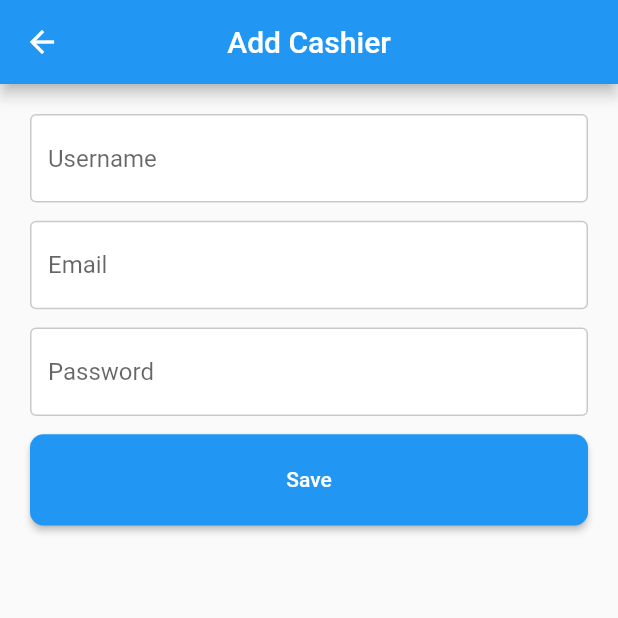
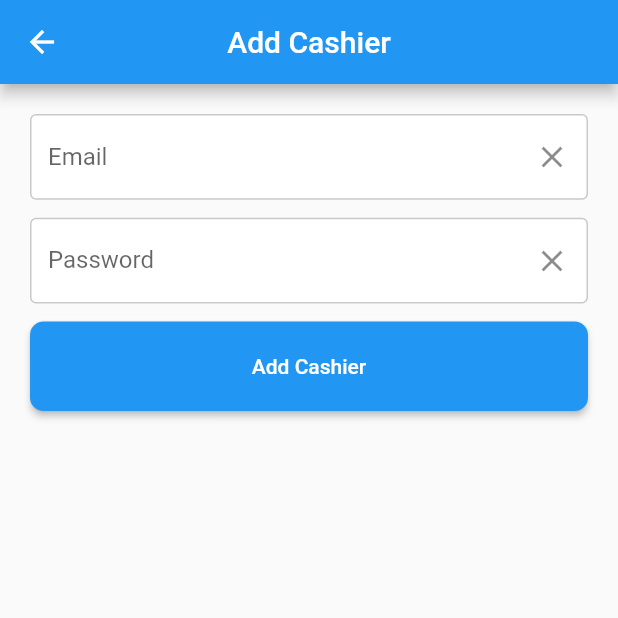
Before and after one commit to AlghifariRaspati/proj-ujikom-getx, a Flutter app: the AddCashierView screen opened by its route, on a phone screen of 412 x 824 dp, the top half of it. Run offline on Flutter 3.47's test engine with Material 2 defaults, Android fonts, the phone set to English and light mode, and no system bars; our stand-ins replace cloud_firestore, firebase_auth, firebase_core, flutter_screenutil, get, open_file and 1 more; accounts and stored records are empty.

Commit message:
register cashier for admin

```diff
--- a/lib/app/modules/add_cashier/views/add_cashier_view.dart
+++ b/lib/app/modules/add_cashier/views/add_cashier_view.dart
@@ -2,8 +2,7 @@ import 'package:flutter/material.dart';
 import 'package:flutter_screenutil/flutter_screenutil.dart';
 
 import 'package:get/get.dart';
-
-import '../../../../components/my_email_textfield.dart';
+import 'package:ujikom_getx/components/textfield_clear.dart';
 
 import '../../../controllers/auth_controller.dart';
 import '../controllers/add_cashier_controller.dart';
@@ -11,10 +10,29 @@ import '../controllers/add_cashier_controller.dart';
 class AddCashierView extends GetView<AddCashierController> {
   AddCashierView({Key? key}) : super(key: key);
   final TextEditingController emailC = TextEditingController();
-  final TextEditingController nameC = TextEditingController();
   final TextEditingController passC = TextEditingController();
 
+  void regCashier() async {
+    if (controller.isLoading.isFalse) {
+      if (emailC.text.isNotEmpty && passC.text.isNotEmpty) {
+        controller.isLoading(true);
+        Map<String, dynamic> hasil =
+            await authC.register(emailC.text, passC.text);
+        controller.isLoading(false);
+
+        if (hasil["error"] == true) {
+          Get.snackbar("Error", hasil["message"]);
+        } else {
+          Get.back();
+        }
+      } else {
+        Get.snackbar("Error", "Email and Password needs to be filled.");
+      }
+    }
+  }
+
   final AuthController authC = Get.find<AuthController>();
+
   @override
   Widget build(BuildContext context) {
     return Scaffold(
@@ -26,38 +44,49 @@ class AddCashierView extends GetView<AddCashierController> {
           child: ListView(
             padding: const EdgeInsets.all(20),
             children: [
-              MyEmailTextField(
-                  keyboardType: TextInputType.name,
-                  controller: nameC,
-                  hintText: "Username"),
+              MyClearTextField(
+                keyboardType: TextInputType.emailAddress,
+                controller: emailC,
+                hintText: "Email",
+                suffixIcon: IconButton(
+                  onPressed: emailC.clear,
+                  icon: const Icon(Icons.clear),
+                ),
+              ),
               SizedBox(
                 height: 10.h,
               ),
-              MyEmailTextField(
-                  keyboardType: TextInputType.emailAddress,
-                  controller: emailC,
-                  hintText: "Email"),
-              SizedBox(
-                height: 10.h,
+              MyClearTextField(
+                keyboardType: TextInputType.name,
+                controller: passC,
+                hintText: "Password",
+                suffixIcon: IconButton(
+                  onPressed: passC.clear,
+                  icon: const Icon(Icons.clear),
+                ),
               ),
-              MyEmailTextField(
-                  keyboardType: TextInputType.name,
-                  controller: passC,
-                  hintText: "Password"),
               SizedBox(
                 height: 10.h,
               ),
               SizedBox(
                 height: 50.h,
                 child: ElevatedButton(
-                    onPressed: () {},
+                    onPressed: regCashier,
                     style: ElevatedButton.styleFrom(
                       shape: RoundedRectangleBorder(
                           borderRadius: BorderRadius.circular(9)),
                     ),
-                    child: Obx(() => Text(controller.isLoading.isFalse
-                        ? "Save"
-                        : "Loading...."))),
+                    child: Obx(() => controller.isLoading.isFalse
+                        ? const Text("Add Cashier")
+                        : Container(
+                            padding: const EdgeInsets.all(2),
+                            height: 15.h,
+                            width: 15.w,
+                            child: CircularProgressIndicator(
+                              color: Colors.white,
+                              strokeWidth: 1.w,
+                            ),
+                          ))),
               )
             ],
           ),
--- a/lib/app/modules/admin_home/views/home_view.dart
+++ b/lib/app/modules/admin_home/views/home_view.dart
@@ -15,7 +15,7 @@ class HomeView extends GetView<HomeController> {
   Widget build(BuildContext context) {
     return Scaffold(
       appBar: AppBar(
-        title: const Text('Admin Home'),
+        title: const Text('You are logged in as Admin'),
         centerTitle: true,
       ),
       body: SafeArea(
--- a/lib/app/modules/cashier_home/views/cashier_home_view.dart
+++ b/lib/app/modules/cashier_home/views/cashier_home_view.dart
@@ -13,7 +13,7 @@ class CashierHomeView extends GetView<CashierHomeController> {
   Widget build(BuildContext context) {
     return Scaffold(
       appBar: AppBar(
-        title: const Text('CashierHomeView'),
+        title: const Text('You are logged in as a Cashier'),
         centerTitle: true,
       ),
       body: Center(
--- a/lib/app/modules/owner_home/views/owner_home_view.dart
+++ b/lib/app/modules/owner_home/views/owner_home_view.dart
@@ -13,7 +13,7 @@ class OwnerHomeView extends GetView<OwnerHomeController> {
   Widget build(BuildContext context) {
     return Scaffold(
       appBar: AppBar(
-        title: const Text('OwnerHomeView'),
+        title: const Text('You are logged in as an Owner'),
         centerTitle: true,
       ),
       body: Center(
--- /dev/null
+++ b/lib/components/textfield_clear.dart
@@ -0,0 +1,43 @@
+import 'package:flutter/material.dart';
+import 'package:flutter_screenutil/flutter_screenutil.dart';
+
+import '../utils/colors.dart';
+
+class MyClearTextField extends StatelessWidget {
+  // ignore: prefer_typing_uninitialized_variables
+  final controller;
+  final String hintText;
+  // ignore: prefer_typing_uninitialized_variables
+  final keyboardType;
+  // ignore: prefer_typing_uninitialized_variables
+  final suffixIcon;
+
+  const MyClearTextField(
+      {Key? key,
+      required this.suffixIcon,
+      required this.controller,
+      required this.hintText,
+      required this.keyboardType})
+      : super(key: key);
+
+  @override
+  Widget build(BuildContext context) {
+    return SizedBox(
+      height: 50.w,
+      child: TextField(
+        keyboardType: keyboardType,
+        autocorrect: false,
+        controller: controller,
+        decoration: InputDecoration(
+            filled: true,
+            hintText: hintText,
+            fillColor: AppColor.appBase,
+            enabledBorder: OutlineInputBorder(
+                borderSide: BorderSide(color: AppColor.appGrey)),
+            focusedBorder: const OutlineInputBorder(
+                borderSide: BorderSide(color: Colors.lightBlue)),
+            suffixIcon: suffixIcon),
+      ),
+    );
+  }
+}
--- a/lib/main.dart
+++ b/lib/main.dart
@@ -18,6 +18,7 @@ void main() async {
   Get.put(AuthController(), permanent: true);
 
   SystemChrome.setPreferredOrientations([DeviceOrientation.portraitUp]);
+
   runApp(MyApp());
 }
 
@@ -45,7 +46,7 @@ class MyApp extends StatelessWidget {
   Widget build(BuildContext context) {
     // mengarahkan default screen user berdasarkan role
     return ScreenUtilInit(
-      designSize: const Size(375, 677),
+      designSize: const Size(360, 690),
       builder: (context, child) => StreamBuilder<User?>(
           stream: auth.authStateChanges(),
           builder: (context, snapAuth) {
```
Also changed, not shown: lib/app/controllers/auth_controller.dart (+38 -2 lines), lib/app/modules/add_product/views/add_product_view.dart (+25 -9 lines), lib/app/modules/login/views/login_view.dart (+13 -4 lines), lib/app/modules/products/views/products_view.dart (+5 -3 lines), lib/app/modules/products_detail/views/products_detail_view.dart (+15 -4 lines).
